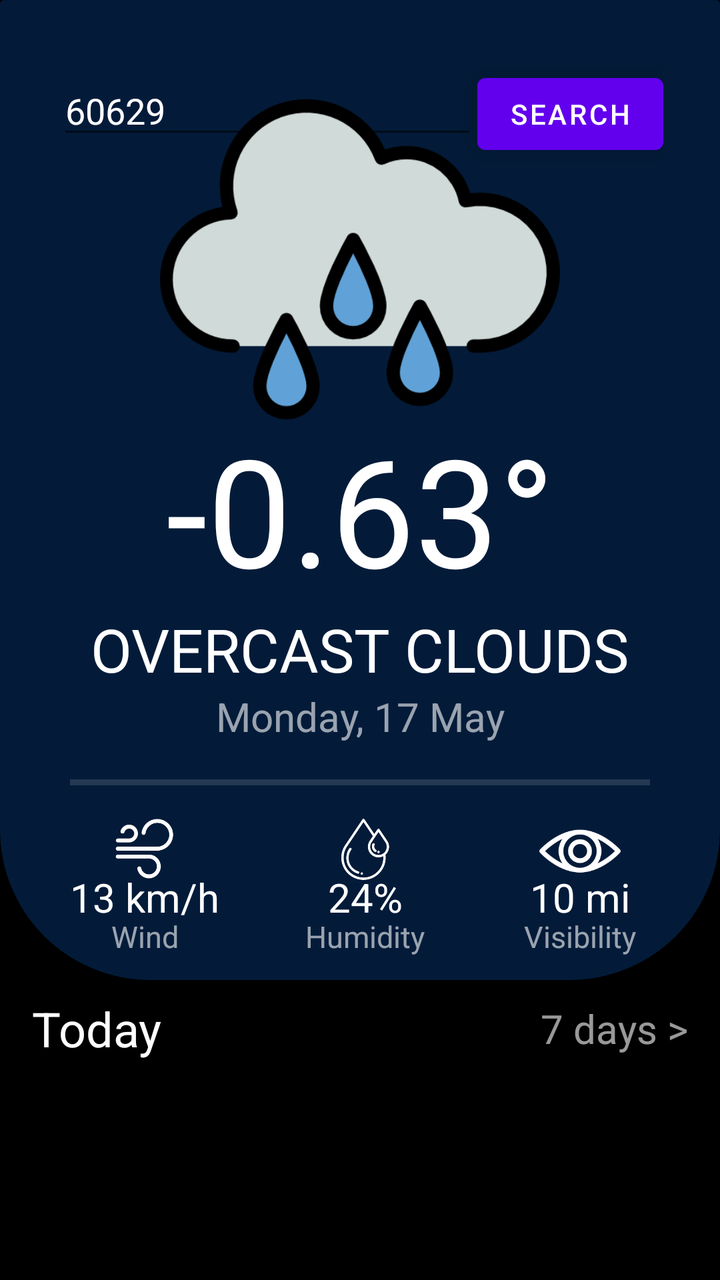
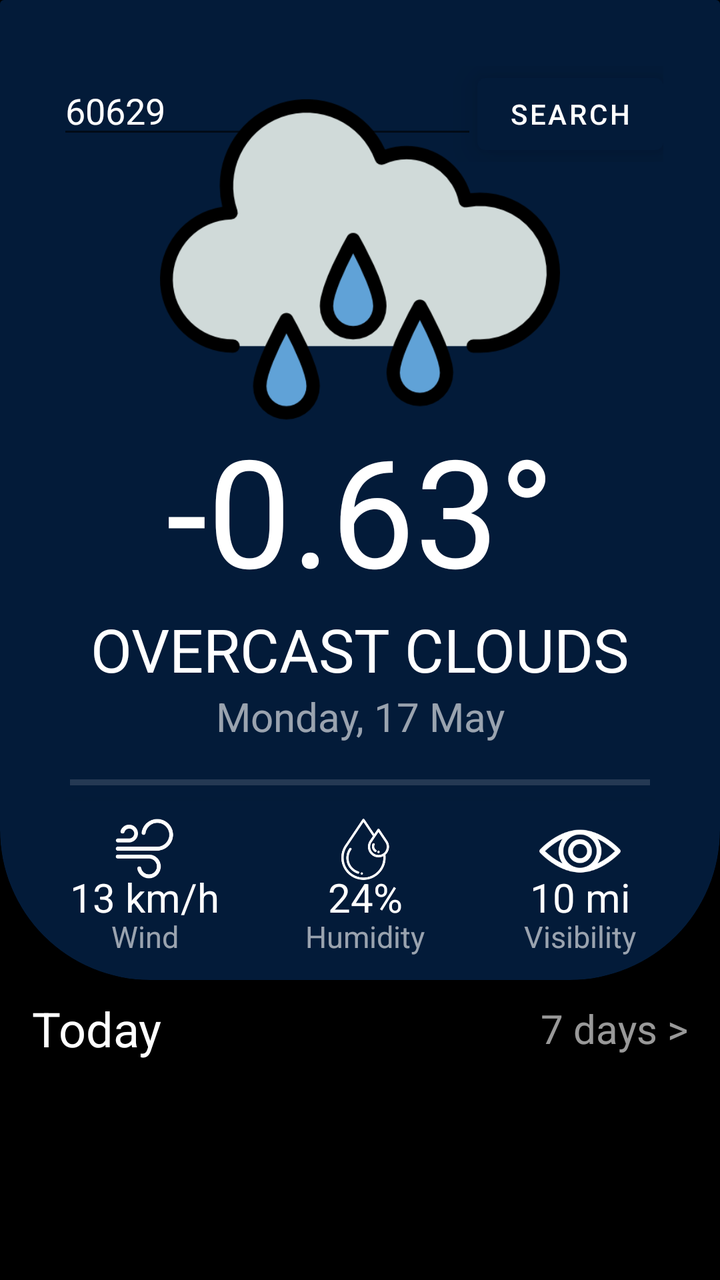

The first picture is an Android layout as it rendered before a commit; the second is the same layout after the commit. The layout source and the unified diff follow.
<!-- AndroidManifest.xml: application theme Theme.WeatherApp -->
<!-- res/layout/activity_main.xml -->
<?xml version="1.0" encoding="utf-8"?>
<androidx.constraintlayout.widget.ConstraintLayout xmlns:android="http://schemas.android.com/apk/res/android"
    xmlns:app="http://schemas.android.com/apk/res-auto"
    xmlns:tools="http://schemas.android.com/tools"
    android:layout_width="match_parent"
    android:layout_height="match_parent"
    android:background="@color/black"
    tools:context=".MainActivity">


    <androidx.constraintlayout.widget.ConstraintLayout
        android:id="@+id/constraintLayout4"
        android:layout_width="match_parent"
        android:layout_height="match_parent"
        android:layout_marginBottom="150dp"
        android:background="@drawable/rounded_corner"
        app:layout_constraintBottom_toBottomOf="parent"
        app:layout_constraintEnd_toEndOf="parent"
        app:layout_constraintStart_toStartOf="parent"
        app:layout_constraintTop_toTopOf="parent">

        <LinearLayout
            android:id="@+id/linearLayout"
            android:layout_width="wrap_content"
            android:layout_height="wrap_content"
            android:orientation="horizontal"
            android:translationZ="10dp"
            app:layout_constraintBottom_toBottomOf="parent"
            app:layout_constraintEnd_toEndOf="parent"
            app:layout_constraintStart_toStartOf="parent"
            app:layout_constraintTop_toTopOf="parent"
            app:layout_constraintVertical_bias="0.075">

            <EditText
                android:id="@+id/editText_ZipCode"
                android:layout_width="wrap_content"
                android:layout_height="wrap_content"
                android:ems="10"
                android:inputType="numberDecimal"
                android:text="60629"
                android:textColor="@color/font"
                android:translationZ="10dp" />

            <Button
                android:id="@+id/button_search"
                android:layout_width="wrap_content"
                android:layout_height="wrap_content"
                android:text="Search"
                android:translationZ="10dp" />


        </LinearLayout>


        <TextView
            android:id="@+id/textView_cityName"
            android:layout_width="wrap_content"
            android:layout_height="wrap_content"
            android:layout_marginBottom="-10dp"
            android:singleLine="true"
            android:text="New York"
            android:textAlignment="center"
            android:textColor="@color/font"
            android:textSize="30sp"
            android:translationZ="10dp"
            app:layout_constraintBottom_toTopOf="@+id/imageView_weatherIcon"
            app:layout_constraintEnd_toEndOf="parent"
            app:layout_constraintStart_toStartOf="parent"
            app:layout_constraintTop_toBottomOf="@+id/linearLayout"
            app:layout_constraintVertical_bias="1.0" />

        <ImageView
            android:id="@+id/imageView_weatherIcon"
            android:layout_width="200dp"
            android:layout_height="200dp"
            android:layout_marginBottom="-25dp"
            android:contentDescription="TODO"
            android:src="@drawable/icon_rain"
            android:translationZ="10dp"
            app:layout_constraintBottom_toTopOf="@+id/textView_currentTemp"
            app:layout_constraintEnd_toEndOf="parent"
            app:layout_constraintStart_toStartOf="parent"
            app:layout_constraintTop_toTopOf="parent"
            app:layout_constraintVertical_bias="1.0"
            tools:ignore="MissingConstraints" />


        <TextView
            android:id="@+id/textView_currentTemp"
            android:layout_width="wrap_content"
            android:layout_height="wrap_content"
            android:text="-0.63°"
            android:textColor="@color/white"
            android:textSize="75sp"
            android:translationZ="10dp"
            app:layout_constraintBottom_toTopOf="@+id/textView_weatherDescription"
            app:layout_constraintEnd_toEndOf="parent"
            app:layout_constraintStart_toStartOf="parent"
            app:layout_constraintTop_toTopOf="parent"
            app:layout_constraintVertical_bias="1.0" />

        <TextView
            android:id="@+id/textView_weatherDescription"
            android:layout_width="wrap_content"
            android:layout_height="wrap_content"
            android:text="overcast clouds"
            android:textAllCaps="true"
            android:textColor="@color/white"
            android:textSize="30sp"
            android:translationZ="10dp"
            app:layout_constraintBottom_toTopOf="@+id/textView_currentDate"
            app:layout_constraintEnd_toEndOf="parent"
            app:layout_constraintStart_toStartOf="parent" />

        <TextView
            android:id="@+id/textView_currentDate"
            android:layout_width="wrap_content"
            android:layout_height="wrap_content"
            android:text="Monday, 17 May"
            android:textColor="@color/font_alt"
            android:textSize="20sp"
            android:translationZ="10dp"
            app:layout_constraintBottom_toTopOf="@+id/view"
            app:layout_constraintEnd_toEndOf="parent"
            app:layout_constraintStart_toStartOf="parent"
            app:layout_constraintTop_toTopOf="parent"
            app:layout_constraintVertical_bias="0.95" />

        <View
            android:id="@+id/view"
            android:layout_width="match_parent"
            android:layout_height="3dp"
            android:layout_marginHorizontal="35dp"
            android:background="#22ffffff"
            android:translationZ="10dp"
            app:layout_constraintBottom_toBottomOf="parent"
            app:layout_constraintEnd_toEndOf="@+id/cardView"
            app:layout_constraintStart_toStartOf="parent"
            app:layout_constraintTop_toTopOf="parent"
            app:layout_constraintVertical_bias="0.8" />

        <androidx.constraintlayout.widget.ConstraintLayout
            android:id="@+id/constraintLayout"
            android:layout_width="0dp"
            android:layout_height="0dp"
            android:translationZ="10dp"
            app:layout_constraintBottom_toBottomOf="parent"
            app:layout_constraintEnd_toEndOf="@+id/view"
            app:layout_constraintHorizontal_bias="1.0"
            app:layout_constraintStart_toStartOf="@+id/view"
            app:layout_constraintTop_toBottomOf="@+id/view">

            <androidx.constraintlayout.widget.ConstraintLayout
                android:id="@+id/constraintLayout3"
                android:layout_width="wrap_content"
                android:layout_height="0dp"
                android:orientation="vertical"
                app:layout_constraintBottom_toBottomOf="parent"
                app:layout_constraintEnd_toEndOf="parent"
                app:layout_constraintHorizontal_bias="0.0"
                app:layout_constraintStart_toStartOf="parent"
                app:layout_constraintTop_toTopOf="parent">

                <ImageView
                    android:id="@+id/imageView_currentWind"
                    android:layout_width="60dp"
                    android:layout_height="60dp"
                    android:layout_gravity="center_horizontal"
                    android:layout_marginTop="-5dp"
                    android:contentDescription="TODO"
                    android:scaleType="fitXY"
                    android:src="@mipmap/icon_wind_foreground"
                    app:layout_constraintBottom_toBottomOf="parent"
                    app:layout_constraintEnd_toEndOf="parent"
                    app:layout_constraintStart_toStartOf="parent"
                    app:layout_constraintTop_toTopOf="parent"
                    app:layout_constraintVertical_bias="0.15" />

                <TextView
                    android:id="@+id/textView_currentWindSpeed_1"
                    android:layout_width="wrap_content"
                    android:layout_height="wrap_content"
                    android:layout_gravity="center_horizontal"
                    android:text="13 km/h"
                    android:textColor="@color/white"
                    android:textSize="20sp"
                    android:translationZ="20dp"
                    app:layout_constraintBottom_toBottomOf="parent"
                    app:layout_constraintEnd_toEndOf="parent"
                    app:layout_constraintStart_toStartOf="parent"
                    app:layout_constraintTop_toTopOf="parent"
                    app:layout_constraintVertical_bias="0.6" />


                <TextView
                    android:id="@+id/textView_currentWindSpeed_2"
                    android:layout_width="wrap_content"
                    android:layout_height="wrap_content"
                    android:layout_gravity="center_horizontal"
                    android:text="Wind"
                    android:textColor="@color/font_alt"
                    android:textSize="15sp"
                    android:translationZ="20dp"
                    app:layout_constraintBottom_toBottomOf="parent"
                    app:layout_constraintEnd_toEndOf="parent"
                    app:layout_constraintStart_toStartOf="parent"
                    app:layout_constraintTop_toTopOf="parent"
                    app:layout_constraintVertical_bias="0.85" />
            </androidx.constraintlayout.widget.ConstraintLayout>


            <androidx.constraintlayout.widget.ConstraintLayout
                android:layout_width="wrap_content"
                android:layout_height="0dp"
                android:orientation="vertical"
                app:layout_constraintBottom_toBottomOf="parent"
                app:layout_constraintEnd_toStartOf="@+id/constraintLayout2"
                app:layout_constraintStart_toEndOf="@+id/constraintLayout3"
                app:layout_constraintTop_toTopOf="parent">

                <ImageView
                    android:id="@+id/imageView_currentHumidity"
                    android:layout_width="50dp"
                    android:layout_height="50dp"
                    android:layout_gravity="center_horizontal"
                    android:contentDescription="TODO"
                    android:scaleType="fitXY"
                    android:src="@mipmap/icon_humidity_foreground"
                    app:layout_constraintBottom_toBottomOf="parent"
                    app:layout_constraintEnd_toEndOf="parent"
                    app:layout_constraintStart_toStartOf="parent"
                    app:layout_constraintTop_toTopOf="parent"
                    app:layout_constraintVertical_bias="0.15" />

                <TextView
                    android:id="@+id/textView_currentHumidity_1"
                    android:layout_width="wrap_content"
                    android:layout_height="wrap_content"
                    android:layout_gravity="center_horizontal"
                    android:text="24%"
                    android:textColor="@color/white"
                    android:textSize="20sp"
                    android:translationZ="20dp"
                    app:layout_constraintBottom_toBottomOf="parent"
                    app:layout_constraintEnd_toEndOf="parent"
                    app:layout_constraintStart_toStartOf="parent"
                    app:layout_constraintTop_toTopOf="parent"
                    app:layout_constraintVertical_bias="0.6" />


                <TextView
                    android:id="@+id/textView_currentHumidity_2"
                    android:layout_width="wrap_content"
                    android:layout_height="wrap_content"
                    android:layout_gravity="center_horizontal"
                    android:text="Humidity"
                    android:textColor="@color/font_alt"
                    android:textSize="15sp"
                    android:translationZ="20dp"
                    app:layout_constraintBottom_toBottomOf="parent"
                    app:layout_constraintEnd_toEndOf="parent"
                    app:layout_constraintStart_toStartOf="parent"
                    app:layout_constraintTop_toTopOf="parent"
                    app:layout_constraintVertical_bias="0.85" />

            </androidx.constraintlayout.widget.ConstraintLayout>


            <androidx.constraintlayout.widget.ConstraintLayout
                android:id="@+id/constraintLayout2"
                android:layout_width="wrap_content"
                android:layout_height="0dp"
                android:orientation="vertical"
                app:layout_constraintBottom_toBottomOf="parent"
                app:layout_constraintEnd_toEndOf="parent"
                app:layout_constraintHorizontal_bias="1.0"
                app:layout_constraintStart_toStartOf="parent"
                app:layout_constraintTop_toTopOf="parent">

                <ImageView
                    android:id="@+id/imageView_currentVisibility"
                    android:layout_width="70dp"
                    android:layout_height="70dp"
                    android:layout_gravity="center_horizontal"
                    android:layout_marginTop="-8dp"
                    android:layout_weight="1"
                    android:contentDescription="TODO"
                    android:scaleType="fitXY"
                    android:src="@mipmap/icon_visibility_foreground"
                    app:layout_constraintBottom_toBottomOf="parent"
                    app:layout_constraintEnd_toEndOf="parent"
                    app:layout_constraintStart_toStartOf="parent"
                    app:layout_constraintTop_toTopOf="parent"
                    app:layout_constraintVertical_bias="0.15" />

                <TextView
                    android:id="@+id/textView_currentVisibility_1"
                    android:layout_width="wrap_content"
                    android:layout_height="wrap_content"
                    android:layout_gravity="center_horizontal"
                    android:layout_weight="1"
                    android:text="10 mi"
                    android:textColor="@color/white"
                    android:textSize="20sp"
                    android:translationZ="20dp"
                    app:layout_constraintBottom_toBottomOf="parent"
                    app:layout_constraintEnd_toEndOf="parent"
                    app:layout_constraintStart_toStartOf="parent"
                    app:layout_constraintTop_toTopOf="parent"
                    app:layout_constraintVertical_bias="0.6" />


                <TextView
                    android:id="@+id/textView_currentVisibility_2"
                    android:layout_width="wrap_content"
                    android:layout_height="wrap_content"
                    android:layout_gravity="center_horizontal"
                    android:layout_weight="1"
                    android:text="Visibility"
                    android:textColor="@color/font_alt"
                    android:textSize="15sp"
                    android:translationZ="20dp"
                    app:layout_constraintBottom_toBottomOf="parent"
                    app:layout_constraintEnd_toEndOf="parent"
                    app:layout_constraintStart_toStartOf="parent"
                    app:layout_constraintTop_toTopOf="parent"
                    app:layout_constraintVertical_bias="0.85" />

            </androidx.constraintlayout.widget.ConstraintLayout>


        </androidx.constraintlayout.widget.ConstraintLayout>

        <androidx.cardview.widget.CardView
            android:id="@+id/cardView"
            android:layout_width="match_parent"
            android:layout_height="match_parent"
            app:cardBackgroundColor="@color/black"
            app:layout_constraintBottom_toBottomOf="parent"
            app:layout_constraintEnd_toEndOf="parent"
            app:layout_constraintStart_toStartOf="parent"
            app:layout_constraintTop_toTopOf="parent">

            <androidx.cardview.widget.CardView
                android:layout_width="match_parent"
                android:layout_height="match_parent"
                android:layout_marginTop="-75dp"
                app:cardBackgroundColor="@color/dark_blue"
                app:cardCornerRadius="75dp">

                <ImageView
                    android:id="@+id/image_view"
                    android:layout_width="match_parent"
                    android:layout_height="match_parent"
                    android:contentDescription="TODO"
                    android:scaleType="fitXY" />

            </androidx.cardview.widget.CardView>
        </androidx.cardview.widget.CardView>


    </androidx.constraintlayout.widget.ConstraintLayout>

    <androidx.constraintlayout.widget.ConstraintLayout
        android:layout_width="0dp"
        android:layout_height="0dp"
        android:layout_marginStart="16dp"
        android:layout_marginTop="8dp"
        android:layout_marginEnd="16dp"
        app:layout_constraintBottom_toBottomOf="parent"
        app:layout_constraintEnd_toEndOf="parent"
        app:layout_constraintStart_toStartOf="parent"
        app:layout_constraintTop_toBottomOf="@+id/constraintLayout4">

        <TextView
            android:id="@+id/textView_today"
            android:layout_width="wrap_content"
            android:layout_height="wrap_content"
            android:text="Today"
            android:textColor="@color/font"
            android:textSize="24sp"
            android:translationZ="10dp"
            app:layout_constraintStart_toStartOf="parent"
            app:layout_constraintTop_toTopOf="parent" />

        <TextView
            android:id="@+id/textView_sevenDays"
            android:layout_width="wrap_content"
            android:layout_height="wrap_content"
            android:text="7 days >"
            android:textColor="@color/font_alt"
            android:textSize="20sp"
            android:translationZ="10dp"
            app:layout_constraintBottom_toBottomOf="@+id/textView_today"
            app:layout_constraintEnd_toEndOf="parent"
            app:layout_constraintTop_toTopOf="@+id/textView_today" />

        <androidx.recyclerview.widget.RecyclerView
            android:id="@+id/listView_hourlyWeather"
            android:layout_width="0dp"
            android:layout_height="0dp"
            android:translationZ="10dp"
            app:layout_constraintBottom_toBottomOf="parent"
            app:layout_constraintEnd_toEndOf="parent"
            app:layout_constraintStart_toStartOf="parent"
            android:orientation="horizontal"
            app:layout_constraintTop_toBottomOf="@+id/textView_today" />

    </androidx.constraintlayout.widget.ConstraintLayout>

</androidx.constraintlayout.widget.ConstraintLayout>
<!-- resources referenced by this layout -->
<resources>
  <color name="black">#FF000000</color>
  <color name="dark_blue">#031b39</color>
  <color name="font">#ffffff</color>
  <color name="font_alt">#99ffffff</color>
  <color name="white">#FFFFFFFF</color>
  <!-- drawable icon_rain: png bitmap (drawable, 27035 bytes) -->
  <!-- drawable rounded_corner (drawable) -->
  <?xml version="1.0" encoding="utf-8"?>
  <shape xmlns:android="http://schemas.android.com/apk/res/android">
      <solid android:color="@color/transparent"/>
  
      <corners android:bottomLeftRadius="50dp"
               android:bottomRightRadius="50dp"/>
  
  </shape>
  <!-- mipmap icon_humidity_foreground: png bitmap (mipmap-hdpi, 3598 bytes) -->
  <!-- mipmap icon_visibility_foreground: png bitmap (mipmap-hdpi, 2036 bytes) -->
  <!-- mipmap icon_wind_foreground: png bitmap (mipmap-hdpi, 2291 bytes) -->
  <style name="Theme.WeatherApp" parent="Theme.MaterialComponents.DayNight.NoActionBar">
          
          <item name="colorPrimary">@color/purple_500</item>
          <item name="colorPrimaryVariant">@color/purple_700</item>
          <item name="colorOnPrimary">@color/white</item>
          
          <item name="colorSecondary">@color/teal_200</item>
          <item name="colorSecondaryVariant">@color/teal_700</item>
          <item name="colorOnSecondary">@color/black</item>
          
          <item name="android:statusBarColor" tools:targetApi="l">@color/transparent</item>
          
  
      </style>
  <color name="transparent">#00000000</color>
  <color name="purple_500">#FF6200EE</color>
  <color name="purple_700">#FF3700B3</color>
  <color name="teal_200">#FF03DAC5</color>
  <color name="teal_700">#FF018786</color>
</resources>

<!-- the commit's change to res/layout/activity_main.xml (unified diff, before → after) -->
@@ -46,6 +46,8 @@
                 android:layout_width="wrap_content"
                 android:layout_height="wrap_content"
                 android:text="Search"
+                android:background="@null"
+                android:backgroundTint="@color/dark_blue"
                 android:translationZ="10dp" />
 
 
@@ -400,6 +402,7 @@
             android:layout_width="0dp"
             android:layout_height="0dp"
             android:translationZ="10dp"
+            android:layout_marginTop="10dp"
             app:layout_constraintBottom_toBottomOf="parent"
             app:layout_constraintEnd_toEndOf="parent"
             app:layout_constraintStart_toStartOf="parent"
